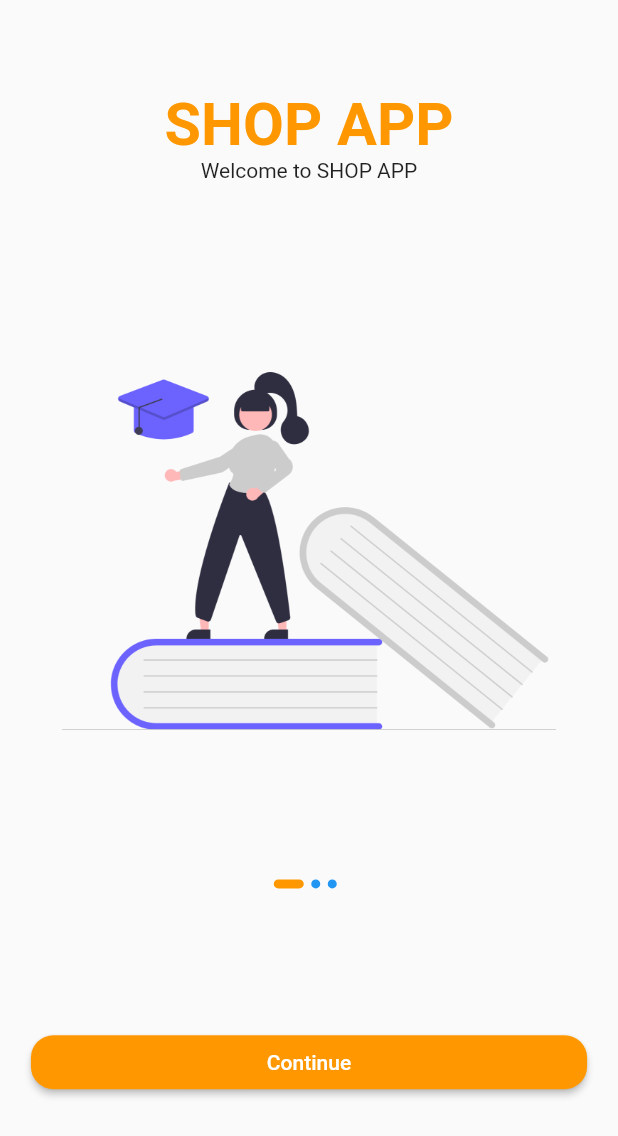
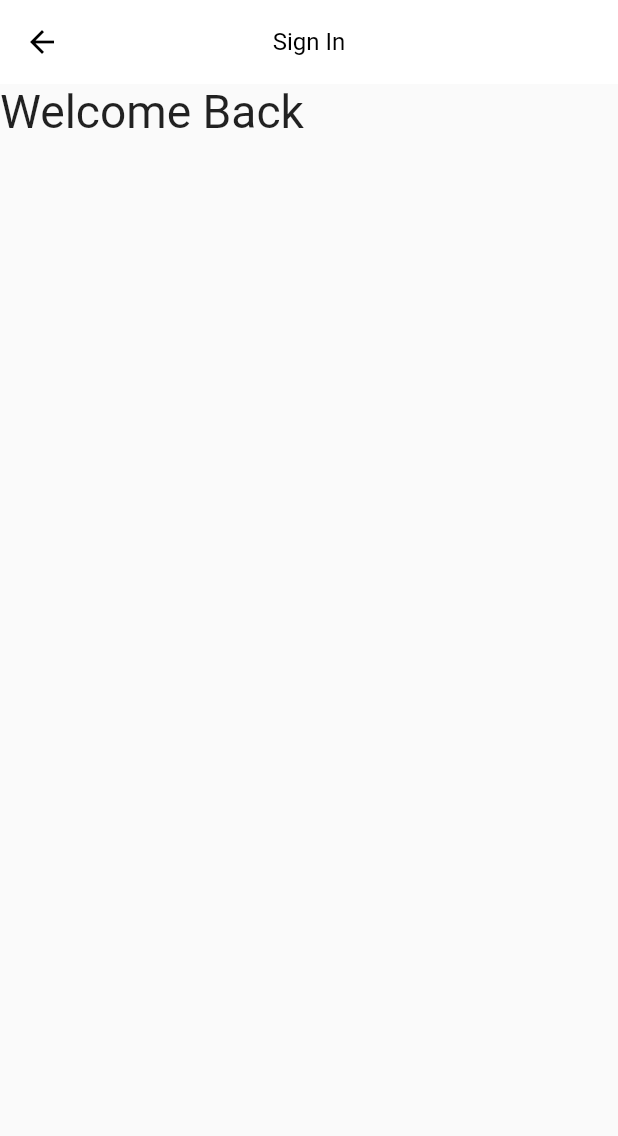
Before and after one commit to mehedi481/E-commerce-App-UI-Flutter, a Flutter app: the screen it shows after launch, after a tap on "Continue", on a phone screen of 412 x 824 dp. Shown: the top 1136 px of the screen. Run offline on Flutter 3.47's test engine with Material 2 defaults, Android fonts, the phone set to English and light mode, and no system bars; our stand-ins replace google_fonts.

Commit message:
basic signInpage added

```diff
--- a/lib/main.dart
+++ b/lib/main.dart
@@ -12,10 +12,26 @@ class MyApp extends StatelessWidget {
     return MaterialApp(
       debugShowCheckedModeBanner: false,
       title: 'E-Commerce App Design',
-      theme: ThemeData(
-        primarySwatch: Colors.blue,
-      ),
+      theme: theme(),
       home: HomePage(),
     );
   }
 }
+
+ThemeData theme() {
+  return ThemeData(
+    primarySwatch: Colors.blue,
+    appBarTheme: AppBarTheme(
+      backgroundColor: Colors.white,
+      elevation: 0.0,
+      iconTheme: IconThemeData(color: Colors.black),
+      brightness: Brightness.light,
+      textTheme: TextTheme(
+        headline6: TextStyle(
+          color: Colors.black,
+          fontSize: 16,
+        ),
+      ),
+    ),
+  );
+}
--- a/lib/pages/home_page/components/body.dart
+++ b/lib/pages/home_page/components/body.dart
@@ -1,6 +1,7 @@
 import 'package:e_commerce_app_ui/helpers/size_config/size_config.dart';
 import 'package:e_commerce_app_ui/helpers/themes/themes.dart';
 import 'package:e_commerce_app_ui/pages/home_page/components/splashComponent.dart';
+import 'package:e_commerce_app_ui/pages/signIn_page/signIn_page.dart';
 import 'package:flutter/material.dart';
 
 class Body extends StatefulWidget {
@@ -69,15 +70,7 @@ class _BodyState extends State<Body> {
                     ),
                     onPressed: () {
                       print(currentPage);
-                      switch (currentPage) {
-                        case 0:
-                          print("Page 1 detected");
-                          break;
-                        case 1:
-                          print("page 2 ");
-                          break;
-                        default: print("No page found");
-                      }
+                      Navigator.push(context, MaterialPageRoute(builder: (context)=>SignInPage()));
                     },
                     child: Text("Continue"),
                   ),
--- /dev/null
+++ b/lib/pages/signIn_page/components/body.dart
@@ -0,0 +1,21 @@
+import 'package:e_commerce_app_ui/helpers/size_config/size_config.dart';
+import 'package:flutter/material.dart';
+
+class Body extends StatelessWidget {
+  const Body({
+    Key? key,
+  }) : super(key: key);
+
+  @override
+  Widget build(BuildContext context) {
+    return SafeArea(
+        child: Column(
+      children: [
+        Text(
+          "Welcome Back",
+          style: TextStyle(fontSize: getProportionateScreenWidth(28)),
+        )
+      ],
+    ));
+  }
+}
--- /dev/null
+++ b/lib/pages/signIn_page/signIn_page.dart
@@ -0,0 +1,17 @@
+import 'package:flutter/material.dart';
+
+import 'components/body.dart';
+class SignInPage extends StatelessWidget {
+  const SignInPage({ Key? key }) : super(key: key);
+
+  @override
+  Widget build(BuildContext context) {
+    return Scaffold(
+      appBar: AppBar(
+        title: Text("Sign In"),
+        centerTitle: true,
+      ),
+      body: Body(),
+    );
+  }
+}
```
